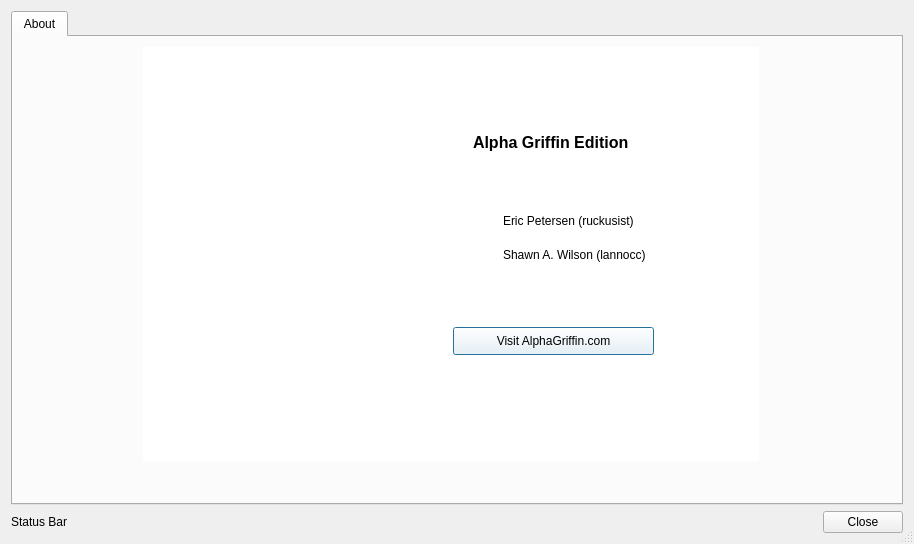
First picture: the form in src/m64py/ui/ai.ui, repository AlphaGriffin/mupen64plus-ui-python, before the edit.
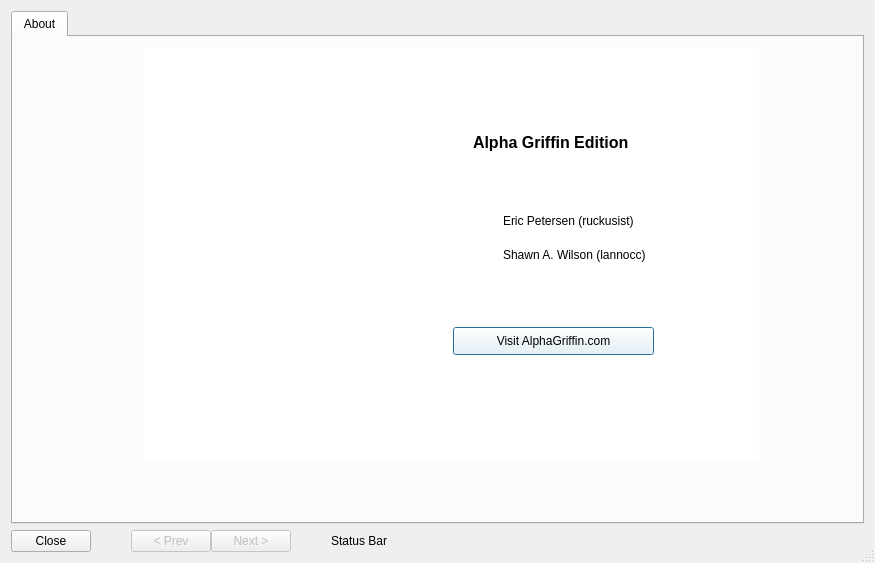
Second picture: the form after the edit. Icons and pictures are not drawn.

Commit message: Improving the tabbed interface (fixes #42)

Diff of the .ui file:
```diff
--- a/src/m64py/ui/ai.ui
+++ b/src/m64py/ui/ai.ui
@@ -6,8 +6,8 @@
    <rect>
     <x>0</x>
     <y>0</y>
-    <width>914</width>
-    <height>544</height>
+    <width>875</width>
+    <height>563</height>
    </rect>
   </property>
   <property name="windowTitle">
@@ -124,14 +124,10 @@
       </widget>
      </item>
      <item>
-      <layout class="QHBoxLayout" name="bottomLayout" stretch="1,0">
-       <item>
-        <widget class="QLabel" name="status">
-         <property name="text">
-          <string>Status Bar</string>
-         </property>
-        </widget>
-       </item>
+      <layout class="QHBoxLayout" name="bottomLayout" stretch="0,0,0,0,0,1">
+       <property name="spacing">
+        <number>0</number>
+       </property>
        <item>
         <widget class="QPushButton" name="closeButton">
          <property name="text">
@@ -139,6 +135,68 @@
          </property>
         </widget>
        </item>
+       <item>
+        <spacer name="horizontalSpacer">
+         <property name="orientation">
+          <enum>Qt::Horizontal</enum>
+         </property>
+         <property name="sizeHint" stdset="0">
+          <size>
+           <width>40</width>
+           <height>20</height>
+          </size>
+         </property>
+        </spacer>
+       </item>
+       <item>
+        <widget class="QPushButton" name="prevTabButton">
+         <property name="enabled">
+          <bool>false</bool>
+         </property>
+         <property name="toolTip">
+          <string>Open Previous Tab</string>
+         </property>
+         <property name="text">
+          <string>&lt; Prev</string>
+         </property>
+        </widget>
+       </item>
+       <item>
+        <widget class="QPushButton" name="nextTabButton">
+         <property name="enabled">
+          <bool>false</bool>
+         </property>
+         <property name="toolTip">
+          <string>Open Next Tab</string>
+         </property>
+         <property name="text">
+          <string>Next &gt;</string>
+         </property>
+         <property name="flat">
+          <bool>false</bool>
+         </property>
+        </widget>
+       </item>
+       <item>
+        <spacer name="horizontalSpacer_2">
+         <property name="orientation">
+          <enum>Qt::Horizontal</enum>
+         </property>
+         <property name="sizeHint" stdset="0">
+          <size>
+           <width>40</width>
+           <height>20</height>
+          </size>
+         </property>
+        </spacer>
+       </item>
+       <item>
+        <widget class="QLabel" name="status">
+         <property name="text">
+          <string>Status Bar</string>
+         </property>
+        </widget>
+       </item>
       </layout>
      </item>
     </layout>
```
Left out of the diff: 6 changed lines with no effect on the pictures. The commit also changes 2 other files.
